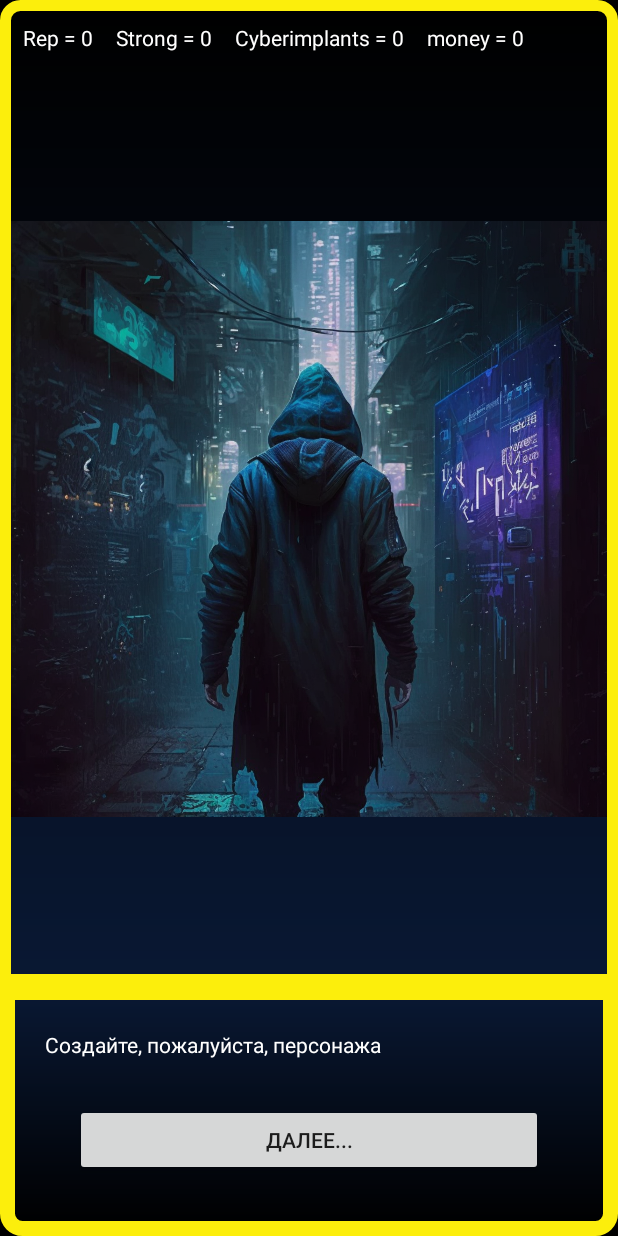
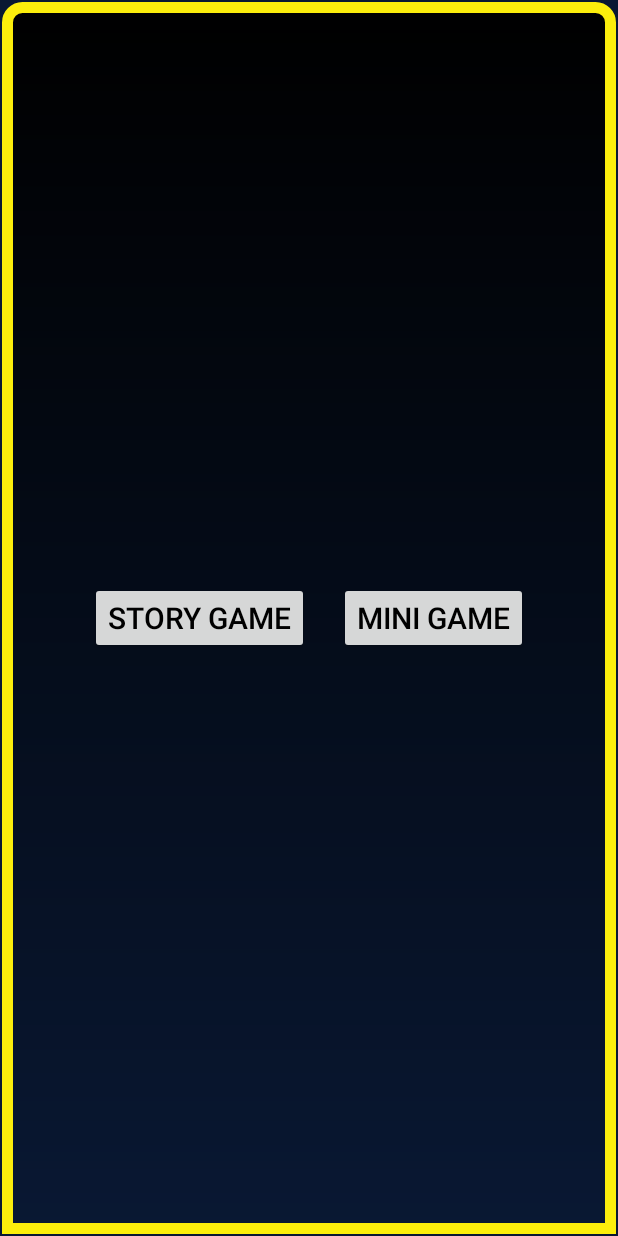
Before and after one commit to LevRostt/VisualNovel, an Android app: the screen it shows after launch (MainActivity before the commit, ChoiseScreenActivity after it), on a phone screen of 412 x 824 dp. Run offline under Robolectric (Android 15) with nearby library versions, the light colour scheme and no system bars.

Commit message:
Added a screen for choosing a storyline or starting a mini-game

```diff
--- a/app/src/main/AndroidManifest.xml
+++ b/app/src/main/AndroidManifest.xml
@@ -39,6 +39,12 @@
             android:name=".ui.MiniGameActivity"
             android:label="MiniGameActivity">
         </activity>
+
+        <activity
+            android:screenOrientation="portrait"
+            android:name=".ui.ChoiseScreenActivity"
+            android:label="MiniGameActivity">
+        </activity>
     </application>
 
 </manifest>
--- /dev/null
+++ b/app/src/main/java/com/example/visualnovel/ui/ChoiseScreenActivity.java
@@ -0,0 +1,39 @@
+package com.example.visualnovel.ui;
+
+import android.content.Intent;
+import android.os.Bundle;
+
+
+import androidx.appcompat.app.AppCompatActivity;
+
+import com.example.visualnovel.databinding.StartLayoutBinding;
+import com.example.visualnovel.databinding.StartscreenLayoutBinding;
+
+
+public class ChoiseScreenActivity extends AppCompatActivity {
+
+    private StartscreenLayoutBinding mBinding;
+
+
+    @Override
+    protected void onCreate(Bundle savedInstanceState){
+        super.onCreate(savedInstanceState);
+        mBinding = mBinding.inflate(getLayoutInflater());
+        setContentView(mBinding.getRoot());
+
+        mBinding.storyGame.setOnClickListener(View -> {
+
+            Intent i = new Intent();
+            finish();
+
+        });
+
+        mBinding.miniGame.setOnClickListener(View -> {
+
+            Intent miniGame = new Intent(this, MiniGameActivity.class);
+            startActivity(miniGame);
+
+        });
+
+    }
+}
--- a/app/src/main/java/com/example/visualnovel/ui/MainActivity.java
+++ b/app/src/main/java/com/example/visualnovel/ui/MainActivity.java
@@ -51,7 +51,7 @@ public class MainActivity extends AppCompatActivity {
                 break;
             case 2: //MiniGameRes
                 int resOfGame = data.getIntExtra("res", -1); // 0 - поражение | 1 - победа
-                Toast.makeText(this,String.valueOf(resOfGame),Toast.LENGTH_LONG).show();
+                //Toast.makeText(this,String.valueOf(resOfGame),Toast.LENGTH_LONG).show();
                 if (resOfGame == 0){
                     game.setNextAct("0");
                 }
@@ -83,8 +83,10 @@ public class MainActivity extends AppCompatActivity {
         setContentView(mBinding.getRoot());
 //        prefs = getSharedPreferences("com.example.visualnovel", MODE_PRIVATE);
 
-        //Написани логики объединения интерфейса и классов
-        game = new MainGameGeneric(character);
+        Intent i = new Intent(this, ChoiseScreenActivity.class);
+        startActivity(i);
+
+        game = new MainGameGeneric(character); //Создаём историю
 
 
         mBinding.buttonBased.setOnClickListener(View -> {
--- /dev/null
+++ b/app/src/main/res/layout/startscreen_layout.xml
@@ -0,0 +1,39 @@
+<?xml version="1.0" encoding="utf-8"?>
+<androidx.constraintlayout.widget.ConstraintLayout xmlns:android="http://schemas.android.com/apk/res/android"
+    android:layout_width="match_parent"
+    android:layout_height="match_parent"
+    android:background="@color/darkMidnight">
+    <LinearLayout
+        android:background="@drawable/border_style_up"
+        android:gravity="center"
+        android:layout_margin="1dp"
+        android:orientation="vertical"
+        android:layout_width="match_parent"
+        android:layout_height="match_parent">
+
+        <LinearLayout
+            android:gravity="center"
+            android:orientation="horizontal"
+            android:layout_width="match_parent"
+            android:layout_height="wrap_content">
+            <Button
+                android:id="@+id/storyGame"
+                android:layout_marginHorizontal="10dp"
+                android:textSize="20sp"
+                android:textColor="@color/black"
+                android:layout_width="wrap_content"
+                android:layout_height="wrap_content"
+                android:text="Story Game"/>
+            <Button
+                android:id="@+id/miniGame"
+                android:layout_marginHorizontal="10dp"
+                android:textSize="20sp"
+                android:textColor="@color/black"
+                android:layout_width="wrap_content"
+                android:layout_height="wrap_content"
+                android:text="Mini game"/>
+        </LinearLayout>
+
+    </LinearLayout>
+
+</androidx.constraintlayout.widget.ConstraintLayout>
```
